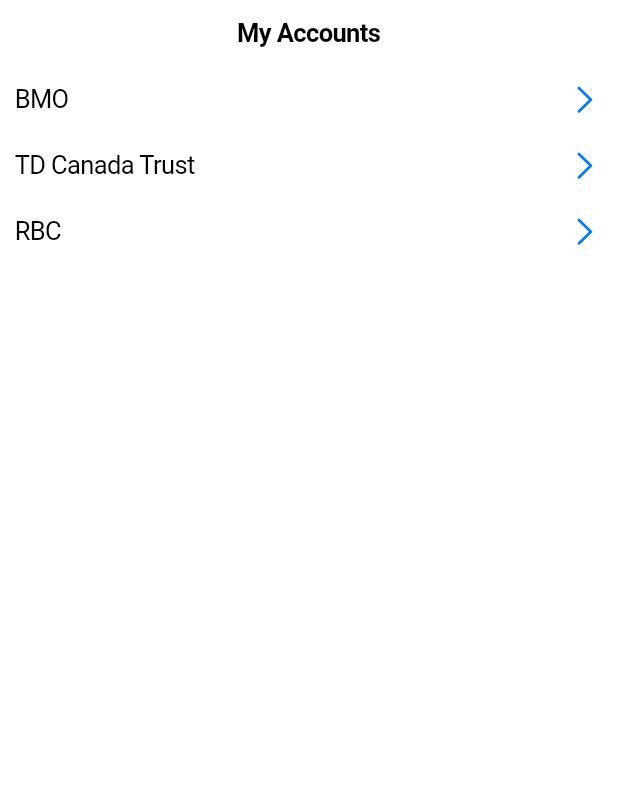
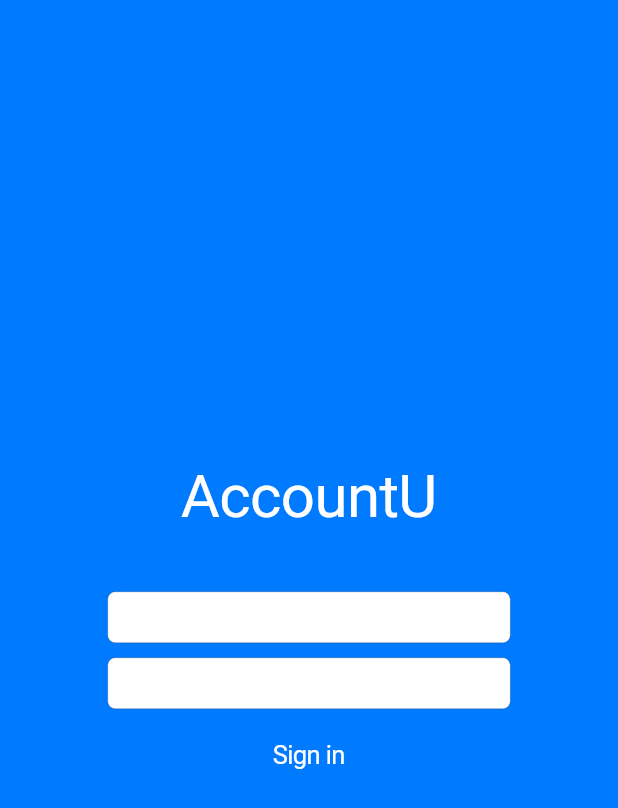
Before and after one commit to milworm/flutter_accounting, a Flutter app: the screen it shows after launch, on a phone screen of 412 x 824 dp. Shown: the top 808 px of the screen. Run offline on Flutter 3.47's test engine with Material 2 defaults, Android fonts, the phone set to English and light mode, and no system bars.

Commit message:
added log in screen with a poc to auth the user

```diff
--- a/lib/main.dart
+++ b/lib/main.dart
@@ -1,4 +1,7 @@
 import 'package:flutter/cupertino.dart';
+import 'package:flutter/material.dart';
+import 'package:flutter_example_1/pages/login.dart';
+import 'models/User.dart';
 import 'pages/accounts.dart';
 
 void main() => runApp(App());
@@ -8,7 +11,7 @@ class App extends StatelessWidget {
   Widget build(BuildContext context) {
     return CupertinoApp(
       title: 'Bigging App',
-      home: AccountsPage()
+      home: Login()
     );
   }
 }
--- /dev/null
+++ b/lib/models/User.dart
@@ -0,0 +1,37 @@
+class User {
+  int id;
+  String firstName;
+  String lastName;
+  String email;
+  String password;
+
+  static User instance;
+
+  static bool logIn(String email, String password) {
+    if (email == 'admin' && password == 'admin') {
+      // allow log in
+      var user = new User();
+
+      user.setInfo(1, 'John', 'Doe');
+      User.instance = user;
+
+      return true;
+    }
+
+    return false;
+  }
+
+  void setInfo(int id, String firstName, String lastName) {
+    this.id = id;
+    this.firstName = firstName;
+    this.lastName = lastName;
+  }
+
+  static bool isLogged() {
+    return false;
+  }
+
+  void logOut() {
+    User.instance = null;
+  }
+}
--- /dev/null
+++ b/lib/pages/login.dart
@@ -0,0 +1,111 @@
+import 'package:flutter/cupertino.dart';
+import 'package:flutter_example_1/models/User.dart';
+
+import './accounts.dart';
+
+class Login extends StatefulWidget {
+  @override
+  State<StatefulWidget> createState() {
+    return LoginState();
+  }
+}
+
+class LoginState extends State<Login> {
+  final emailController = TextEditingController();
+  final passwordController = TextEditingController();
+
+  @override
+  void dispose() {
+    emailController.dispose();
+    passwordController.dispose();
+    super.dispose();
+  }
+
+  @override
+  Widget build(BuildContext context) {
+    return CupertinoPageScaffold(
+      backgroundColor: CupertinoColors.activeBlue,
+      child: Center(
+        child: this._renderCenter(context)
+      )
+    );
+  }
+
+  Widget _renderCenter(BuildContext context) {
+    return FractionallySizedBox(
+      widthFactor: 0.7,
+      child: Padding(
+        padding: EdgeInsets.all(10),
+        child: Column(
+          mainAxisAlignment: MainAxisAlignment.center,
+          children: <Widget>[
+            Container(
+              margin: EdgeInsets.only(bottom: 40.0),
+              child: Text(
+                'AccountU',
+                style: TextStyle(
+                  fontSize: 40,
+                  color: CupertinoColors.white
+                )
+              )
+            ),
+            Container(
+              margin: EdgeInsets.only(bottom: 10),
+              child: CupertinoTextField(
+                controller: emailController,
+                placeholder: 'Email address',
+                cursorColor: CupertinoColors.white,
+                style: TextStyle(color: CupertinoColors.white),
+                placeholderStyle: TextStyle(color: CupertinoColors.white),
+              ),
+            ),
+            CupertinoTextField(
+              controller: passwordController,
+              placeholder: 'Password',
+              obscureText: true,
+              cursorColor: CupertinoColors.white,
+              style: TextStyle(color: CupertinoColors.white),
+              placeholderStyle: TextStyle(color: CupertinoColors.white),
+            ),
+            this._renderLogInButton(context)
+          ],
+        )
+      )
+    );
+  }
+
+  _renderLogInButton(BuildContext context) {
+    return Container(
+      child: CupertinoButton(
+        padding: EdgeInsets.only(top: 18),
+        child: Text(
+          'Sign in',
+          style: TextStyle(color: CupertinoColors.white)
+        ),
+        onPressed: () {
+          this._logIn(context);
+        }
+      )
+    );
+  }
+
+  _logIn(BuildContext context) {
+    var result = User.logIn(
+      this.emailController.text,
+      this.passwordController.text
+    );
+
+    if (!result)
+      return;
+
+    print('log in');
+
+    Navigator.of(context).push(
+      CupertinoPageRoute(
+        builder: (context) {
+          return AccountsPage();
+        }
+      )
+    );
+  }
+}
```
